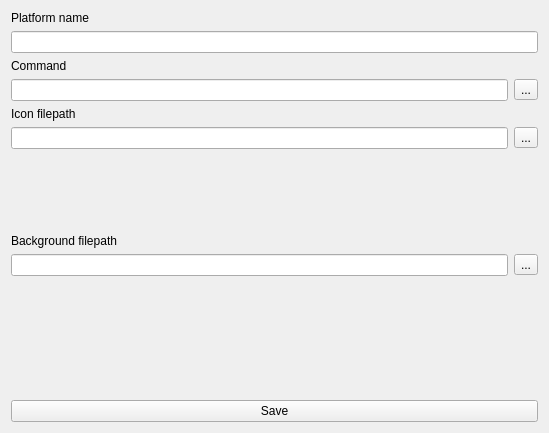
Old version of the form res/settings.ui in the repository remeh/mehstation-config.
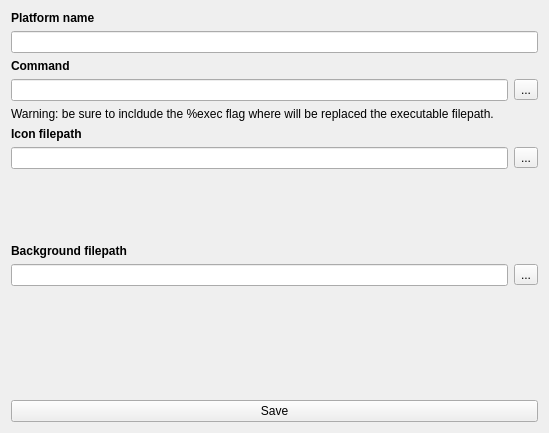
New version of the form.

Commit message: Add an hint for the Platform command field.

The edit to the form file:
```diff
--- a/res/settings.ui
+++ b/res/settings.ui
@@ -16,6 +16,12 @@
   <layout class="QVBoxLayout" name="verticalLayout_2">
    <item>
     <widget class="QLabel" name="label">
+     <property name="font">
+      <font>
+       <weight>75</weight>
+       <bold>true</bold>
+      </font>
+     </property>
      <property name="text">
       <string>Platform name</string>
      </property>
@@ -26,6 +32,12 @@
    </item>
    <item>
     <widget class="QLabel" name="label_2">
+     <property name="font">
+      <font>
+       <weight>75</weight>
+       <bold>true</bold>
+      </font>
+     </property>
      <property name="text">
       <string>Command</string>
      </property>
@@ -45,8 +57,21 @@
      </item>
     </layout>
    </item>
+   <item>
+    <widget class="QLabel" name="label_5">
+     <property name="text">
+      <string>Warning: be sure to incldude the %exec flag where will be replaced the executable filepath. </string>
+     </property>
+    </widget>
+   </item>
    <item>
     <widget class="QLabel" name="label_3">
+     <property name="font">
+      <font>
+       <weight>75</weight>
+       <bold>true</bold>
+      </font>
+     </property>
      <property name="text">
       <string>Icon filepath</string>
      </property>
@@ -90,6 +115,12 @@
    </item>
    <item>
     <widget class="QLabel" name="label_4">
+     <property name="font">
+      <font>
+       <weight>75</weight>
+       <bold>true</bold>
+      </font>
+     </property>
      <property name="text">
       <string>Background filepath</string>
      </property>
```
